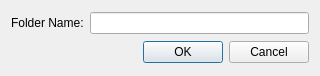
The window that addfolder.ui (javad123javad/XFeed) describes before a commit, drawn with Qt 5.
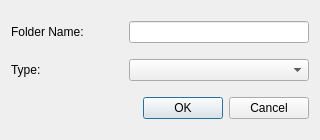
The same window after the commit.

Commit message: feat: add type to folder dialog

Patch:
```diff
--- a/addfolder.ui
+++ b/addfolder.ui
@@ -7,7 +7,7 @@
     <x>0</x>
     <y>0</y>
     <width>320</width>
-    <height>76</height>
+    <height>140</height>
    </rect>
   </property>
   <property name="sizePolicy">
@@ -21,20 +21,86 @@
   </property>
   <layout class="QGridLayout" name="gridLayout">
    <item row="0" column="0">
-    <layout class="QHBoxLayout" name="horizontalLayout">
-     <item>
+    <layout class="QGridLayout" name="gridLayout_2">
+     <item row="0" column="0">
       <widget class="QLabel" name="lbl_folder_name">
        <property name="text">
         <string>Folder Name:</string>
        </property>
       </widget>
      </item>
-     <item>
-      <widget class="QLineEdit" name="edt_folder_name"/>
+     <item row="0" column="2">
+      <widget class="QLineEdit" name="edt_folder_name">
+       <property name="minimumSize">
+        <size>
+         <width>180</width>
+         <height>0</height>
+        </size>
+       </property>
+      </widget>
+     </item>
+     <item row="0" column="1">
+      <spacer name="horizontalSpacer_2">
+       <property name="orientation">
+        <enum>Qt::Orientation::Horizontal</enum>
+       </property>
+       <property name="sizeHint" stdset="0">
+        <size>
+         <width>40</width>
+         <height>20</height>
+        </size>
+       </property>
+      </spacer>
      </item>
     </layout>
    </item>
    <item row="1" column="0">
+    <layout class="QHBoxLayout" name="horizontalLayout">
+     <item>
+      <widget class="QLabel" name="lbl_type">
+       <property name="maximumSize">
+        <size>
+         <width>40</width>
+         <height>16777215</height>
+        </size>
+       </property>
+       <property name="text">
+        <string>Type:</string>
+       </property>
+      </widget>
+     </item>
+     <item>
+      <spacer name="horizontalSpacer">
+       <property name="orientation">
+        <enum>Qt::Orientation::Horizontal</enum>
+       </property>
+       <property name="sizeHint" stdset="0">
+        <size>
+         <width>40</width>
+         <height>20</height>
+        </size>
+       </property>
+      </spacer>
+     </item>
+     <item>
+      <widget class="QComboBox" name="cmb_ch_type">
+       <property name="minimumSize">
+        <size>
+         <width>180</width>
+         <height>0</height>
+        </size>
+       </property>
+       <property name="maximumSize">
+        <size>
+         <width>16777215</width>
+         <height>16777215</height>
+        </size>
+       </property>
+      </widget>
+     </item>
+    </layout>
+   </item>
+   <item row="2" column="0">
     <widget class="QDialogButtonBox" name="buttonBox">
      <property name="orientation">
       <enum>Qt::Orientation::Horizontal</enum>
```
The commit also changes 2 other files.
